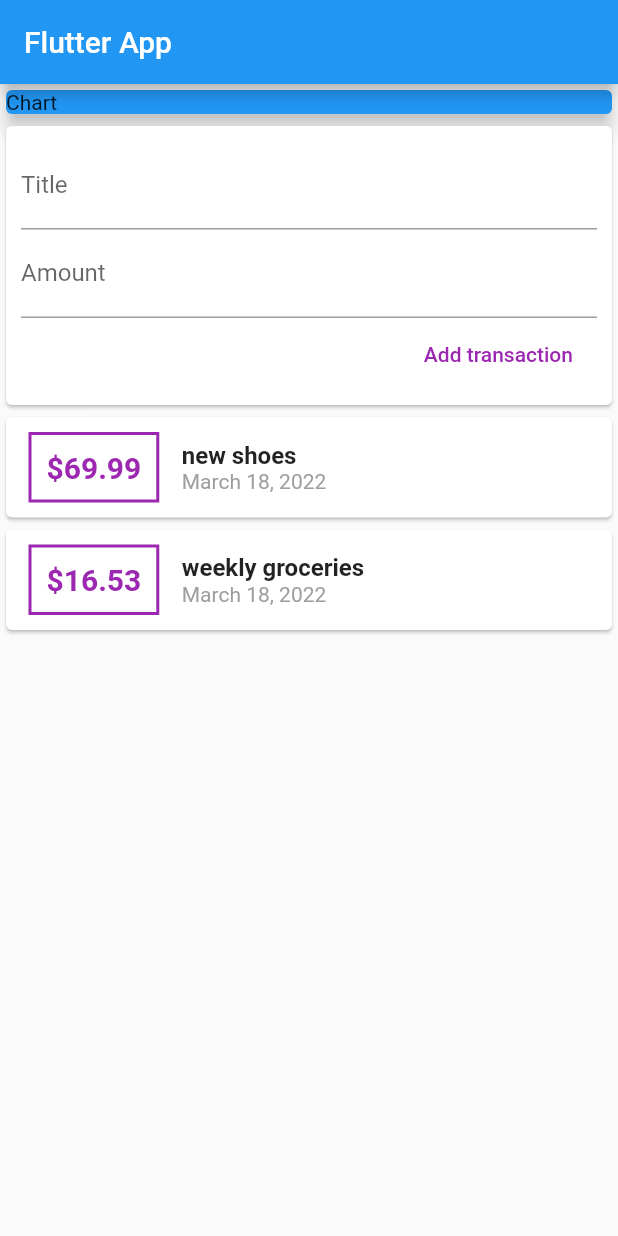
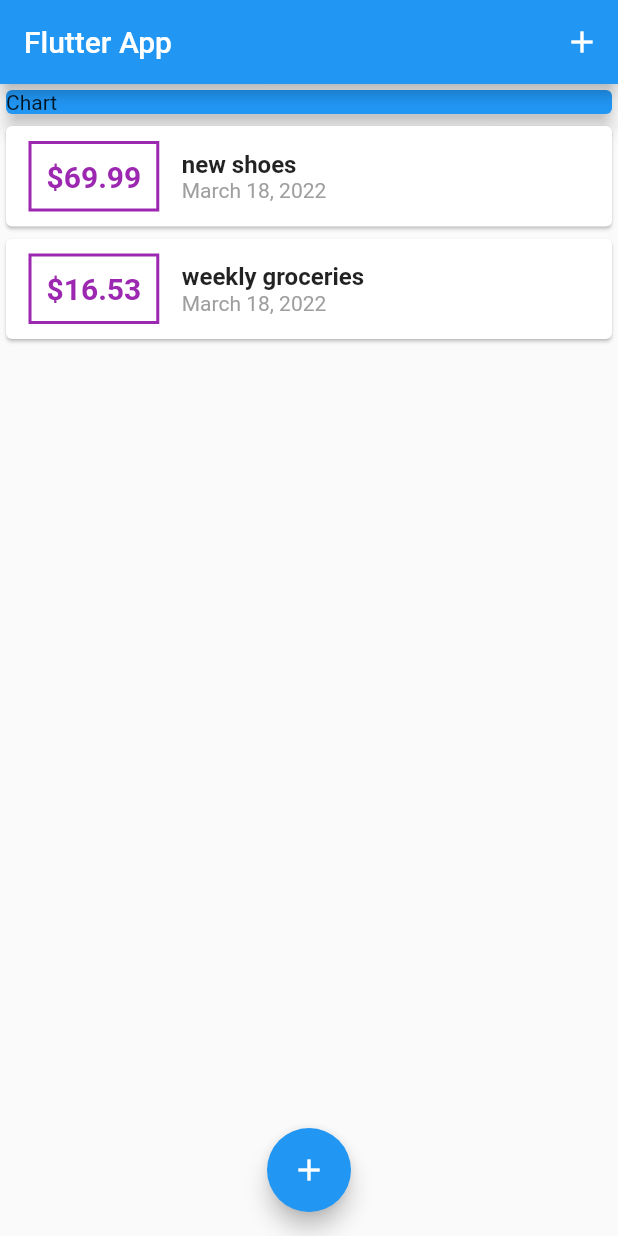
Before and after one commit to oNora/flutter-playground, a Flutter app: the screen it shows after launch, on a phone screen of 412 x 824 dp. Run offline on Flutter 3.47's test engine with Material 2 defaults, Android fonts, the phone set to English and light mode, and no system bars.

Commit message:
refactor again the app

```diff
--- a/expense_planner/lib/main.dart
+++ b/expense_planner/lib/main.dart
@@ -1,5 +1,8 @@
+import 'package:flutter/gestures.dart';
 import 'package:flutter/material.dart';
-import './widgets/user_transaction.dart';
+import './widgets/new_transaction.dart';
+import './widgets/transacrio_list.dart';
+import './models/transaction.dart';
 
 void main() => runApp(MyApp());
 
@@ -13,12 +16,63 @@ class MyApp extends StatelessWidget {
   }
 }
 
-class MyHomePage extends StatelessWidget {
+class MyHomePage extends StatefulWidget {
+  @override
+  State<MyHomePage> createState() => _MyHomePageState();
+}
+
+class _MyHomePageState extends State<MyHomePage> {
+  final List<Transaction> _userTransactions = [
+    Transaction(
+      id: 't1',
+      title: 'new shoes',
+      amount: 69.99,
+      date: DateTime.now(),
+    ),
+    Transaction(
+      id: 't2',
+      title: 'weekly groceries',
+      amount: 16.53,
+      date: DateTime.now(),
+    )
+  ];
+
+  void _addNewTransaction(String txTitle, double txAmount) {
+    final newTx = Transaction(
+      title: txTitle,
+      amount: txAmount,
+      date: DateTime.now(),
+      id: DateTime.now().toString(),
+    );
+
+    setState(() {
+      _userTransactions.add(newTx);
+    });
+  }
+
+  void _startAddNewTransaction(BuildContext ctx) {
+    showModalBottomSheet(
+        context: ctx,
+        builder: (bCtx) {
+          return GestureDetector(
+            onTap: () {}, // prevent to close the element clicking on it
+            child: NewTransaction(_addNewTransaction),
+            behavior: HitTestBehavior.opaque, // with this catch the tap event
+          );
+        });
+  }
+
   @override
   Widget build(BuildContext context) {
     return Scaffold(
       appBar: AppBar(
         title: Text('Flutter App'),
+        actions: <Widget>[
+          IconButton(
+            onPressed: () => _startAddNewTransaction(context),
+            icon: Icon(Icons.add),
+          )
+        ],
       ),
       body: SingleChildScrollView(
         child: Column(
@@ -33,9 +87,15 @@ class MyHomePage extends StatelessWidget {
                 elevation: 5,
               ),
             ),
-              UserTransactions(),
+            TransactionList(_userTransactions),
           ],
         ),
-        ));
+      ),
+      floatingActionButtonLocation: FloatingActionButtonLocation.centerFloat,
+      floatingActionButton: FloatingActionButton(
+        child: Icon(Icons.add),
+        onPressed: () => _startAddNewTransaction(context),
+      ),
+    );
   }
 }
--- a/expense_planner/lib/widgets/transacrio_list.dart
+++ b/expense_planner/lib/widgets/transacrio_list.dart
@@ -29,7 +29,7 @@ class TransactionList extends StatelessWidget {
                   ),
                   padding: EdgeInsets.all(10),
                   child: Text(
-                    '\$${userTransactions[index].amount}',
+                    '\$${userTransactions[index].amount.toStringAsFixed(2)}',
                     style: TextStyle(
                       fontWeight: FontWeight.bold,
                       fontSize: 20,
--- a/expense_planner/lib/widgets/user_transaction.dart
+++ /dev/null
@@ -1,48 +0,0 @@
-import 'package:flutter/material.dart';
-
-import './new_transaction.dart';
-import './transacrio_list.dart';
-import '../models/transaction.dart';
-
-class UserTransactions extends StatefulWidget {
-  @override
-  State<UserTransactions> createState() => _UserTransactionsState();
-}
-
-class _UserTransactionsState extends State<UserTransactions> {
-  final List<Transaction> _userTransactions = [
-    Transaction(
-      id: 't1',
-      title: 'new shoes',
-      amount: 69.99,
-      date: DateTime.now(),
-    ),
-    Transaction(
-      id: 't2',
-      title: 'weekly groceries',
-      amount: 16.53,
-      date: DateTime.now(),
-    )
-  ];
-
-  void _addNewTransaction(String txTitle, double txAmount) {
-    final newTx = Transaction(
-      title: txTitle,
-      amount: txAmount,
-      date: DateTime.now(),
-      id: DateTime.now().toString(),
-    );
-
-    setState(() {
-      _userTransactions.add(newTx);
-    });
-  }
-
-  @override
-  Widget build(BuildContext context) {
-    return Column(children: <Widget>[
-      NewTransaction(_addNewTransaction),
-      TransactionList(_userTransactions),
-    ]);
-  }
-}
```
Also changed, not shown: expense_planner/lib/widgets/new_transaction.dart (+32 -17 lines). Lines whose indentation alone changed are shown as unchanged.
